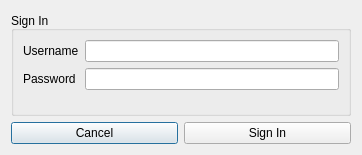
Qt form signin.ui (billonatafji/EECE435LProject) before a commit.
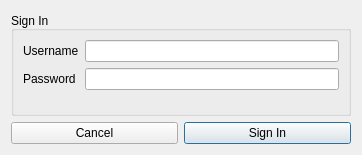
The same form after that commit.

What changed in the file:
```diff
--- a/signin.ui
+++ b/signin.ui
@@ -66,6 +66,9 @@
       <layout class="QHBoxLayout" name="horizontalLayout">
        <item>
         <widget class="QPushButton" name="cancelButton">
+         <property name="enabled">
+          <bool>true</bool>
+         </property>
          <property name="text">
           <string>Cancel</string>
          </property>
@@ -76,6 +79,9 @@
          <property name="text">
           <string>Sign In</string>
          </property>
+         <property name="default">
+          <bool>true</bool>
+         </property>
         </widget>
        </item>
       </layout>
```
